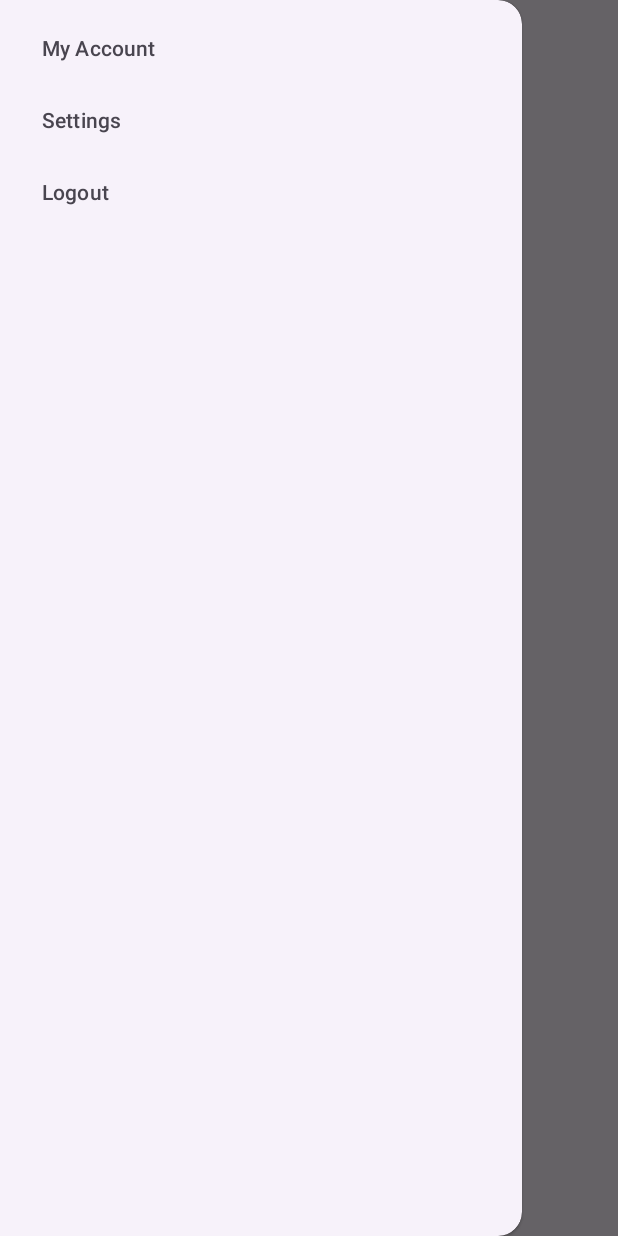
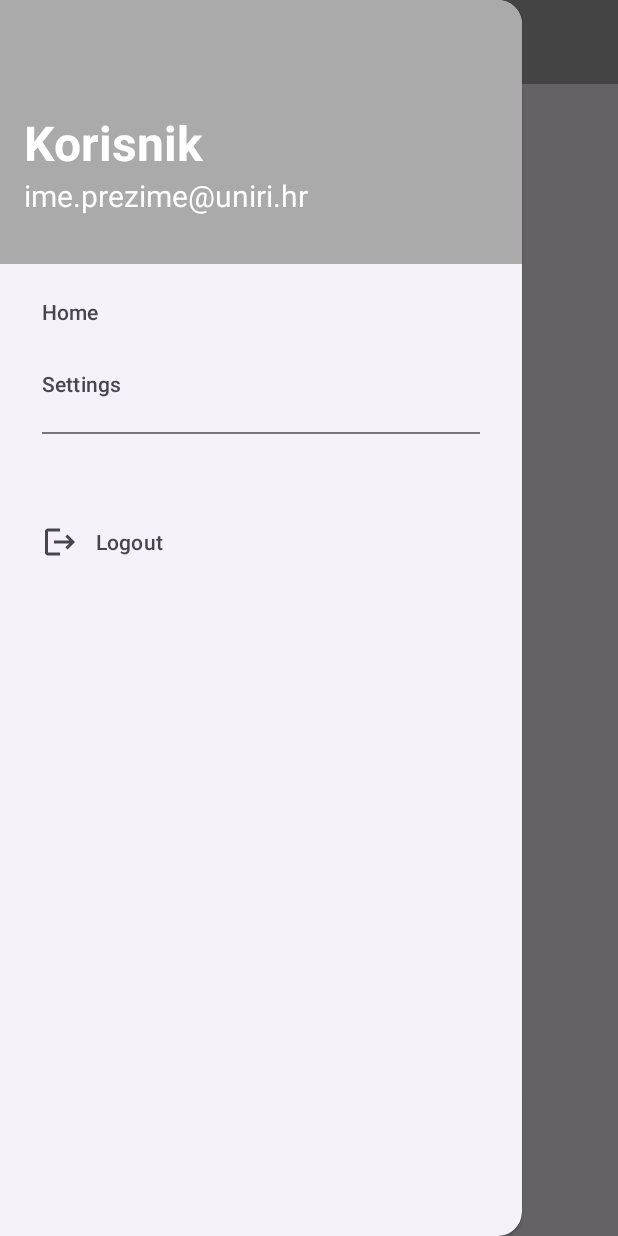
Before and after one commit to 9helix/FIDIT-Careers, an Android app: the DashboardStudent screen opened directly, with no data from a screen before it, with the side drawer open, on a phone screen of 412 x 824 dp. Run offline under Robolectric (Android 15) with nearby library versions, the phone set to English and light mode, and no system bars.

Commit message:
Fixed sidebar menu bug

```diff
--- a/app/src/main/AndroidManifest.xml
+++ b/app/src/main/AndroidManifest.xml
@@ -23,6 +23,10 @@
 
                 <category android:name="android.intent.category.LAUNCHER" />
             </intent-filter>
+
+            <meta-data
+                android:name="android.app.lib_name"
+                android:value="" />
         </activity>
     </application>
 
--- a/app/src/main/java/hr/uniri/fiditcareers/DashboardStudent.java
+++ b/app/src/main/java/hr/uniri/fiditcareers/DashboardStudent.java
@@ -1,47 +1,52 @@
 package hr.uniri.fiditcareers;
 
-import android.os.Bundle;
 import androidx.annotation.NonNull;
 import androidx.appcompat.app.ActionBarDrawerToggle;
 import androidx.appcompat.app.AppCompatActivity;
+import androidx.appcompat.widget.Toolbar;
+import androidx.core.view.GravityCompat;
 import androidx.drawerlayout.widget.DrawerLayout;
+import android.os.Bundle;
 import android.view.MenuItem;
+import android.widget.Toast;
 
-public class DashboardStudent extends AppCompatActivity {
+import com.google.android.material.navigation.NavigationView;
 
+public class DashboardStudent extends AppCompatActivity
+        implements NavigationView.OnNavigationItemSelectedListener {
     public DrawerLayout drawerLayout;
-    public ActionBarDrawerToggle actionBarDrawerToggle;
 
     @Override
     protected void onCreate(Bundle savedInstanceState) {
         super.onCreate(savedInstanceState);
         setContentView(R.layout.activity_dashboard_student);
 
-        // drawer layout instance to toggle the menu icon to open
-        // drawer and back button to close drawer
-        drawerLayout = findViewById(R.id.my_drawer_layout);
-        actionBarDrawerToggle = new ActionBarDrawerToggle(this, drawerLayout, R.string.nav_open, R.string.nav_close);
+        Toolbar toolbar = findViewById(R.id.toolbar); //Ignore red line errors
+        setSupportActionBar(toolbar);
+        drawerLayout = findViewById(R.id.drawer_layout);
+        NavigationView navigationView = findViewById(R.id.nav_view);
+        navigationView.setNavigationItemSelectedListener(this);
 
-        // pass the Open and Close toggle for the drawer layout listener
-        // to toggle the button
-        drawerLayout.addDrawerListener(actionBarDrawerToggle);
-        actionBarDrawerToggle.syncState();
-
-        // to make the Navigation drawer icon always appear on the action bar
-        getSupportActionBar().setDisplayHomeAsUpEnabled(true);
+        ActionBarDrawerToggle toggle = new ActionBarDrawerToggle(this, drawerLayout, toolbar, R.string.nav_open,
+                R.string.nav_close);
+        drawerLayout.addDrawerListener(toggle);
+        toggle.syncState();
     }
 
-    // override the onOptionsItemSelected()
-    // function to implement
-    // the item click listener callback
-    // to open and close the navigation
-    // drawer when the icon is clicked
     @Override
-    public boolean onOptionsItemSelected(@NonNull MenuItem item) {
-
-        if (actionBarDrawerToggle.onOptionsItemSelected(item)) {
-            return true;
+    public boolean onNavigationItemSelected(@NonNull MenuItem item) {
+        switch (item.getItemId()) {
+            case R.id.nav_home:
+                Toast.makeText(this, "Home clicked!", Toast.LENGTH_SHORT).show();
+                break;
+            case R.id.nav_settings:
+                Toast.makeText(this, "Settings clicked!", Toast.LENGTH_SHORT).show();
+                break;
+            case R.id.nav_logout:
+                Toast.makeText(this, "Logout!", Toast.LENGTH_SHORT).show();
+                break;
         }
-        return super.onOptionsItemSelected(item);
+        drawerLayout.closeDrawer(GravityCompat.START);
+        return true;
     }
 }
--- /dev/null
+++ b/app/src/main/res/drawable/baseline_logout_24.xml
@@ -0,0 +1,5 @@
+<vector xmlns:android="http://schemas.android.com/apk/res/android" android:autoMirrored="true" android:height="24dp" android:tint="#000000" android:viewportHeight="24" android:viewportWidth="24" android:width="24dp">
+
+    <path android:fillColor="@android:color/white" android:pathData="M17,7l-1.41,1.41L18.17,11H8v2h10.17l-2.58,2.58L17,17l5,-5zM4,5h8V3H4c-1.1,0 -2,0.9 -2,2v14c0,1.1 0.9,2 2,2h8v-2H4V5z"/>
+
+</vector>
--- a/app/src/main/res/layout/activity_dashboard_student.xml
+++ b/app/src/main/res/layout/activity_dashboard_student.xml
@@ -3,31 +3,48 @@
     xmlns:android="http://schemas.android.com/apk/res/android"
     xmlns:app="http://schemas.android.com/apk/res-auto"
     xmlns:tools="http://schemas.android.com/tools"
-    android:id="@+id/my_drawer_layout"
     android:layout_width="match_parent"
     android:layout_height="match_parent"
-    tools:context=".DashboardStudent"
-    tools:ignore="HardcodedText">
+    android:id="@+id/drawer_layout"
+    android:fitsSystemWindows="true"
+    tools:openDrawer="start"
+    tools:context=".DashboardStudent">
 
     <LinearLayout
         android:layout_width="match_parent"
-        android:layout_height="match_parent">
+        android:layout_height="match_parent"
+        android:orientation="vertical">
+
+        <androidx.appcompat.widget.Toolbar
+            android:layout_width="match_parent"
+            android:layout_height="56dp"
+            android:id="@+id/toolbar"
+            android:elevation="4dp"
+            android:background="@android:color/darker_gray"
+            android:theme="@style/ThemeOverlay.AppCompat.Dark.ActionBar"
+            android:popupTheme="@style/ThemeOverlay.AppCompat.Light"/>
 
         <TextView
             android:layout_width="match_parent"
             android:layout_height="wrap_content"
             android:layout_marginTop="128dp"
             android:gravity="center"
-            android:text="GeeksforGeeks"
+            android:text="Lorem ipsum"
             android:textSize="18sp" />
+
+        <FrameLayout
+            android:layout_width="match_parent"
+            android:layout_height="match_parent"
+            android:id="@+id/fragment_container"/>
+
     </LinearLayout>
 
-    <!-- this the navigation view which draws and shows the navigation drawer -->
-    <!-- include the menu created in the menu folder -->
     <com.google.android.material.navigation.NavigationView
         android:layout_width="wrap_content"
         android:layout_height="match_parent"
+        android:id="@+id/nav_view"
         android:layout_gravity="start"
-        app:menu="@menu/navbar_menu" />
+        app:headerLayout="@layout/nav_header"
+        app:menu="@menu/navbar_menu"/>
 
 </androidx.drawerlayout.widget.DrawerLayout>
--- /dev/null
+++ b/app/src/main/res/layout/nav_header.xml
@@ -0,0 +1,28 @@
+<?xml version="1.0" encoding="utf-8"?>
+<LinearLayout
+    xmlns:android="http://schemas.android.com/apk/res/android"
+    android:orientation="vertical"
+    android:layout_width="match_parent"
+    android:layout_height="176dp"
+    android:gravity="bottom"
+    android:padding="16dp"
+    android:background="@android:color/darker_gray"
+    android:theme="@style/ThemeOverlay.AppCompat.Dark">
+
+    <TextView
+        android:layout_width="wrap_content"
+        android:layout_height="wrap_content"
+        android:text="Korisnik"
+        android:textColor="@color/white"
+        android:textSize="32dp"
+        android:textStyle="bold"/>
+
+    <TextView
+        android:layout_width="wrap_content"
+        android:layout_height="wrap_content"
+        android:text="ime.prezime@uniri.hr"
+        android:textColor="@color/white"
+        android:textSize="20dp"
+        android:layout_marginBottom="16dp"/>
+
+</LinearLayout>
--- a/app/src/main/res/menu/navbar_menu.xml
+++ b/app/src/main/res/menu/navbar_menu.xml
@@ -1,18 +1,30 @@
 <?xml version="1.0" encoding="utf-8"?>
-<menu xmlns:android="http://schemas.android.com/apk/res/android"
+<menu
+    xmlns:android="http://schemas.android.com/apk/res/android"
     xmlns:tools="http://schemas.android.com/tools"
-    tools:ignore="HardcodedText">
+    tools:showIn = "navigation_view">
 
+    <group
+        android:checkableBehavior="single">
+
+        <item
+            android:id="@+id/nav_home"
+            android:title="Home"/>
+
+        <item
+            android:id="@+id/nav_settings"
+            android:title="Settings"/>
+    </group>
     <item
-        android:id="@+id/nav_account"
-        android:title="My Account" />
+        android:title="">
 
-    <item
-        android:id="@+id/nav_settings"
-        android:title="Settings" />
+        <menu>
+            <item
+                android:id="@+id/nav_logout"
+                android:icon="@drawable/baseline_logout_24"
+                android:title="Logout"/>
+        </menu>
 
-    <item
-        android:id="@+id/nav_logout"
-        android:title="Logout" />
+    </item>
 
 </menu>
--- a/gradle.properties
+++ b/gradle.properties
@@ -19,3 +19,4 @@ android.useAndroidX=true
 # resources declared in the library itself and none from the library's dependencies,
 # thereby reducing the size of the R class for that library
 android.nonTransitiveRClass=true
+android.nonFinalResIds=false
```
